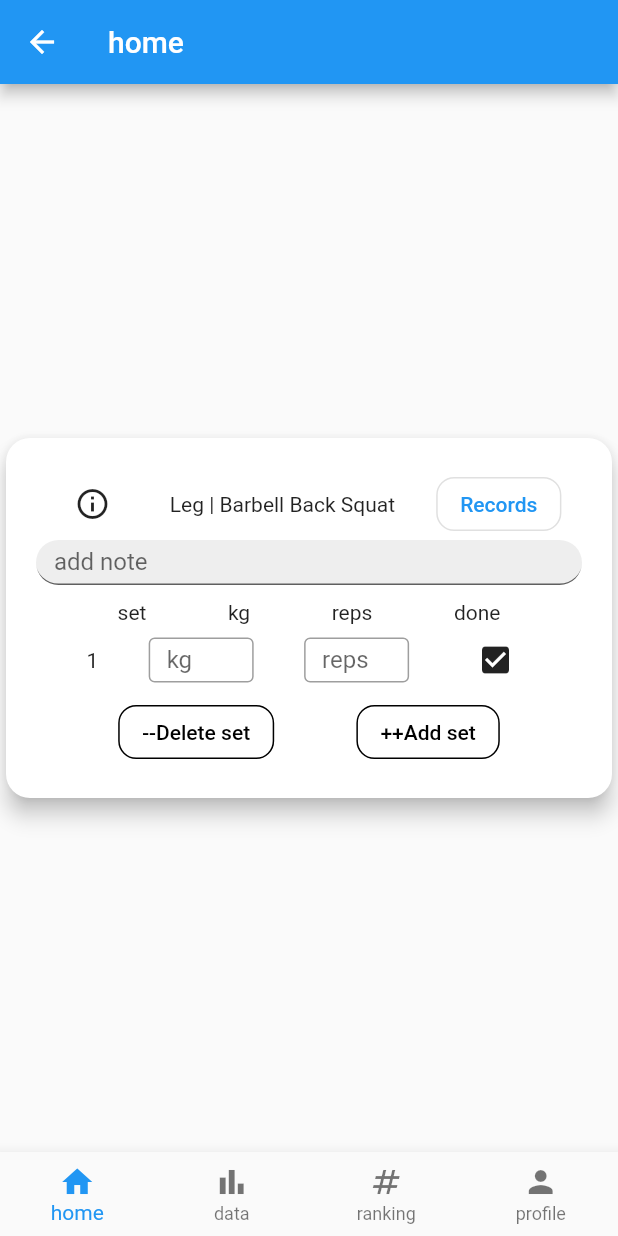
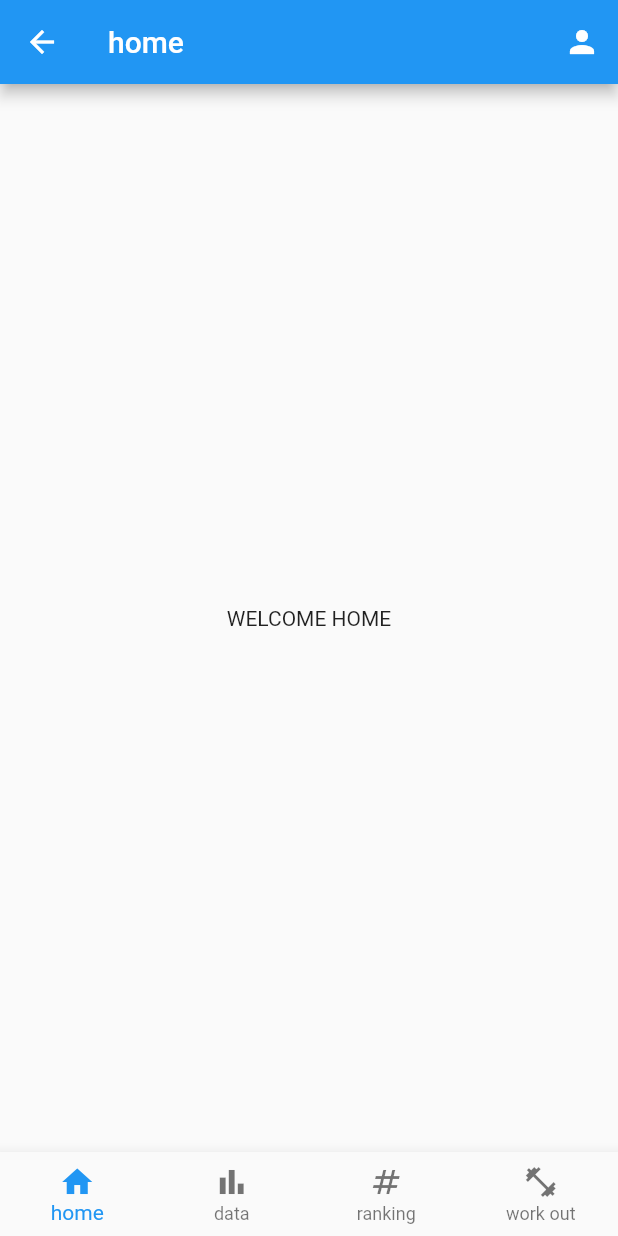
Before and after one commit to sehan2709-cmis/lift, a Flutter app: the HomePage screen opened directly, on a phone screen of 412 x 824 dp. Run offline on Flutter 3.47's test engine with Material 2 defaults, Android fonts, the phone set to English and light mode, and no system bars; our stand-ins replace animated_text_kit, cloud_firestore, firebase_auth, firebase_core, google_sign_in; missing offline and left inert: firebase_ui_auth; accounts and stored records are empty.

Commit message:
home page added, workout page created, profile page went to home page as setting

```diff
--- a/lib/app.dart
+++ b/lib/app.dart
@@ -1,8 +1,10 @@
 import 'package:firebase_auth/firebase_auth.dart';
 import 'package:flutter/material.dart';
 import 'package:lift/login.dart';
+import 'package:lift/ranking.dart';
 import 'package:lift/state_management/WorkoutState.dart';
 import 'package:lift/profile.dart';
+import 'package:lift/workout.dart';
 import 'package:provider/provider.dart';
 import 'data.dart';
 import 'home.dart';
@@ -38,6 +40,8 @@ class App extends StatelessWidget {
           '/login': (context) => const LoginPage(),
           '/profile': (context) => Profile(),
           '/datapage': (context) => DataPage(),
+          '/ranking': (context) => Ranking(),
+          '/workout': (context) => Workout(),
           // '/ranking': (context) => const RankingPage(),
         });
   }
--- a/lib/home.dart
+++ b/lib/home.dart
@@ -23,123 +23,14 @@ class _HomePageState extends State<HomePage> {
     return Scaffold(
       appBar: AppBar(
         title: Text("home"),
+        actions: [
+          IconButton(onPressed: (){Navigator.of(context).pushNamed('/profile');}, icon: Icon(Icons.person)),],
       ),
       body: Center(
         child: Column(
           mainAxisAlignment: MainAxisAlignment.center,
           children: <Widget>[
-            Card(
-              shape: RoundedRectangleBorder(
-                  borderRadius: BorderRadius.circular(16)
-              ),
-              elevation: 6.0,
-              child: Padding(
-                padding: const EdgeInsets.all(20.0),
-                child: Column(
-                  mainAxisSize: MainAxisSize.min,
-                  crossAxisAlignment: CrossAxisAlignment.start,
-                  children: [
-                    Row(
-                      mainAxisAlignment: MainAxisAlignment.spaceAround,
-                      children: [
-                        IconButton(onPressed: (){}, icon: Icon(Icons.info_outline)),
-                        Text("Leg | Barbell Back Squat"),
-                        OutlinedButton(
-                          onPressed: () {},
-                          child: Text('Records'),
-                          style: OutlinedButton.styleFrom(
-                            shape: RoundedRectangleBorder(
-                              borderRadius: BorderRadius.circular(12),
-                            ),
-                          ),
-                        ),
-                      ],
-                    ),
-                    SizedBox(
-                      height: 30,
-                      child: TextFormField(
-                        decoration: InputDecoration(
-                          filled: true,
-                          fillColor: Colors.grey[200],
-                          labelText: "add note",
-                          border: UnderlineInputBorder(
-                            borderRadius: BorderRadius.circular(20),
-                          ),
-                        ),
-                      ),
-                    ),
-                    SizedBox(height: 10,),
-                    Row(
-                      mainAxisAlignment: MainAxisAlignment.spaceEvenly,
-                      mainAxisSize: MainAxisSize.max,
-                      children: [
-                        Text("set"),
-                        Text("kg"),
-                        Text("reps"),
-                        Text("done"),
-                      ],
-                    ),
-                    Row(
-                      mainAxisAlignment: MainAxisAlignment.spaceEvenly,
-                      children: [
-                        Text("1"),
-                        SizedBox(
-                          width: 70,
-                          height: 30,
-                          child: TextFormField(
-                            decoration: InputDecoration(
-                                labelText: "kg",
-                              border: OutlineInputBorder(),
-                            ),
-                          ),
-                        ),
-                        SizedBox(
-                          width: 70,
-                          height: 30,
-                          child: TextFormField(
-                            decoration: InputDecoration(
-                              labelText: "reps",
-                              border: OutlineInputBorder(),
-                            ),
-                          ),
-                        ),
-                        IconButton(onPressed: (){}, icon: Icon(Icons.check_box)),
-                      ],
-                    ),
-                    Row(
-                      mainAxisAlignment: MainAxisAlignment.spaceEvenly,
-                      children: [
-                        MaterialButton(
-                          shape: OutlineInputBorder(
-                              borderRadius: new BorderRadius.circular(12)
-                          ),
-                          onPressed: () {},
-                          child: Text(
-                            "--Delete set",
-                            style: TextStyle(
-                              color: Colors.black,
-                            ),
-                          ),
-
-                        ),
-                        MaterialButton(
-                          shape: OutlineInputBorder(
-                              borderRadius: new BorderRadius.circular(12)
-                          ),
-                          onPressed: () {},
-                          child: Text(
-                            "++Add set",
-                            style: TextStyle(
-                              color: Colors.black,
-                            ),
-                          ),
-                        ),
-                      ],
-                    )
-                  ],
-                ),
-              ),
-            ),
+            Text("WELCOME HOME"),
           ],
         ),
       ),
--- a/lib/navigation_bar/bottom_navigation_bar.dart
+++ b/lib/navigation_bar/bottom_navigation_bar.dart
@@ -25,8 +25,8 @@ class BNavigationBar extends StatelessWidget {
             label: "ranking",
           ),
           BottomNavigationBarItem(
-            icon: Icon(Icons.person),
-            label: "profile",
+            icon: Icon(Icons.fitness_center),
+            label: "work out",
           ),
         ],
         currentIndex: navigationState.currentPage,
@@ -42,9 +42,10 @@ class BNavigationBar extends StatelessWidget {
               Navigator.of(context).popAndPushNamed('/datapage');
               break;
             case 2: // ranking
+              Navigator.of(context).popAndPushNamed('/ranking');
               break;
             case 3: // profile
-              Navigator.of(context).popAndPushNamed('/profile');
+              Navigator.of(context).popAndPushNamed('/workout');
               break;
           }
         }
```
Also changed, not shown: lib/profile.dart (+8 -1 lines), lib/ranking.dart (+25 -0 lines), lib/workout.dart (added, +145 -0 lines).
